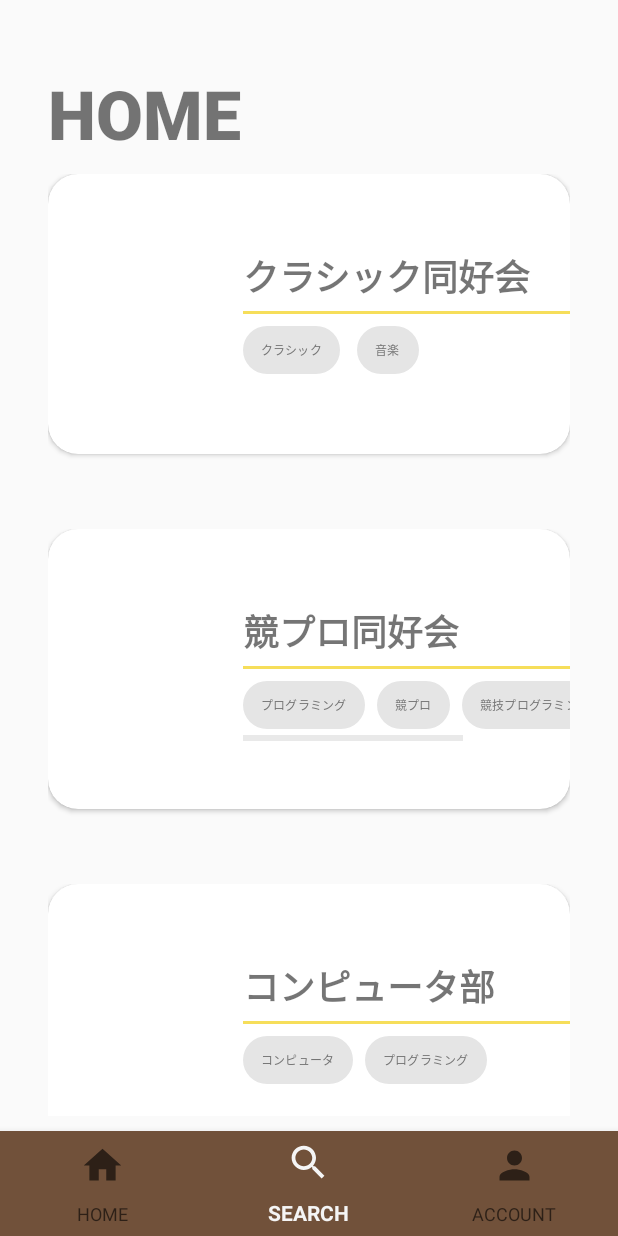
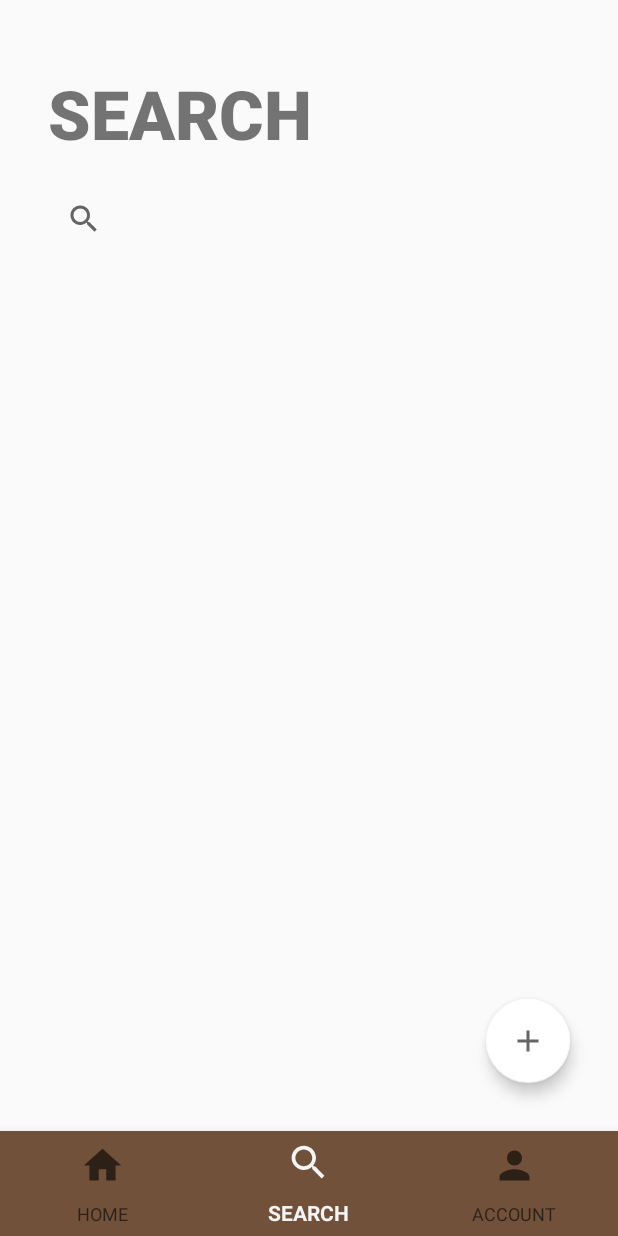
Before and after one commit to seikonta/bullChat, an Android app: the screen it shows after launch (MainActivity), item 2 of the bottom bar chosen, on a phone screen of 412 x 824 dp. Run offline under Robolectric (Android 15) with nearby library versions, the phone set to English and light mode, and no system bars; our stand-ins replace Firebase (no records; nobody signed in at launch, a user with empty details on screens opened directly).

Commit message:
fragment

```diff
--- a/app/build.gradle
+++ b/app/build.gradle
@@ -4,6 +4,8 @@ plugins {
 
     id 'kotlin-android-extensions'
 }
+
+apply plugin: 'com.google.gms.google-services'
 
 android {
     compileSdkVersion 30
@@ -48,6 +50,10 @@ dependencies {
     // Fragment
     implementation "androidx.fragment:fragment-ktx:1.3.5"
 
+    implementation platform('com.google.firebase:firebase-bom:28.2.0')
+    implementation 'com.google.firebase:firebase-analytics-ktx'
+    implementation 'com.google.firebase:firebase-firestore-ktx'
+
     testImplementation 'junit:junit:4.+'
     androidTestImplementation 'androidx.test.ext:junit:1.1.2'
     androidTestImplementation 'androidx.test.espresso:espresso-core:3.3.0'
--- a/app/src/main/AndroidManifest.xml
+++ b/app/src/main/AndroidManifest.xml
@@ -16,6 +16,7 @@
                 <category android:name="android.intent.category.LAUNCHER" />
             </intent-filter>
         </activity>
+        <activity android:name=".CreateGroupActivity"></activity>
     </application>
 
 </manifest>
--- a/app/src/main/java/app/dev/kon/bullchat/Group.kt
+++ b/app/src/main/java/app/dev/kon/bullchat/Group.kt
@@ -2,5 +2,6 @@ package app.dev.kon.bullchat
 
 data class Group (
     var name: String,
+    var introduction: String,
     var tags: List<String>
     )
--- a/app/src/main/java/app/dev/kon/bullchat/GroupListFragment.kt
+++ b/app/src/main/java/app/dev/kon/bullchat/GroupListFragment.kt
@@ -21,14 +21,14 @@ class GroupListFragment : Fragment() {
 
     override fun onViewCreated(view: View, savedInstanceState: Bundle?) {
         super.onViewCreated(view, savedInstanceState)
-        groups.addAll(
-            listOf<Group>(
-                Group("クラシック同好会", listOf("クラシック", "音楽")),
-                Group("競プロ同好会", listOf("プログラミング", "競プロ", "競技プログラミング", "コンピュータ")),
-                Group("コンピュータ部", listOf("コンピュータ", "プログラミング")),
-                Group("クイズ研究会", listOf("早押し", "クイズ", "早押しクイズ", "同好会"))
-            )
-        )
+//        groups.addAll(
+//            listOf<Group>(
+//                Group("クラシック同好会", listOf("クラシック", "音楽")),
+//                Group("競プロ同好会", listOf("プログラミング", "競プロ", "競技プログラミング", "コンピュータ")),
+//                Group("コンピュータ部", listOf("コンピュータ", "プログラミング")),
+//                Group("クイズ研究会", listOf("早押し", "クイズ", "早押しクイズ", "同好会"))
+//            )
+//        )
 
         val adapter = GroupListAdapter(groups, requireActivity())
 
--- a/app/src/main/java/app/dev/kon/bullchat/MainActivity.kt
+++ b/app/src/main/java/app/dev/kon/bullchat/MainActivity.kt
@@ -6,10 +6,14 @@ import android.view.View
 import androidx.fragment.app.Fragment
 import androidx.recyclerview.widget.LinearLayoutManager
 import com.google.android.material.bottomnavigation.BottomNavigationView
+import com.google.firebase.firestore.FirebaseFirestore
+import com.google.firebase.firestore.ktx.firestore
+import com.google.firebase.ktx.Firebase
 import kotlinx.android.synthetic.main.activity_main.*
 import kotlinx.android.synthetic.main.fragment_group_list.*
 
 class MainActivity : AppCompatActivity() {
+    val db = FirebaseFirestore.getInstance()
 
     override fun onCreate(savedInstanceState: Bundle?) {
         super.onCreate(savedInstanceState)
@@ -19,24 +23,31 @@ class MainActivity : AppCompatActivity() {
             true
         }
 
-        val firstFragment = GroupListFragment()
+        val homeFragment = GroupListFragment()
+        val searchFragment = SearchFragment()
 
-        BottomNavigationView.OnNavigationItemSelectedListener { item ->
+        val listner = BottomNavigationView.OnNavigationItemSelectedListener { item ->
             when(item.itemId) {
                 R.id.nav_home -> {
-                    replaceFragment(firstFragment)
+                    replaceFragment(homeFragment)
+                    true
+                }
+                R.id.nav_search -> {
+                    replaceFragment(searchFragment)
                     true
                 }
                 else -> false
             }
         }
 
+        HomeBottomNavigationView.setOnNavigationItemSelectedListener(listner)
+
     }
 
     fun replaceFragment(fragemnt: Fragment) {
         val fragmentMangaer = supportFragmentManager
         val fragmentTransaction = fragmentMangaer.beginTransaction()
-        fragmentTransaction.replace(R.id.container, fragemnt)
+        fragmentTransaction.replace(R.id.fragmentContainerView, fragemnt)
         fragmentTransaction.commit()
     }
 }
--- a/app/src/main/java/app/dev/kon/bullchat/SearchFragment.kt
+++ b/app/src/main/java/app/dev/kon/bullchat/SearchFragment.kt
@@ -1,22 +1,31 @@
 package app.dev.kon.bullchat
 
+import android.content.Intent
 import android.os.Bundle
 import android.view.LayoutInflater
 import android.view.View
 import android.view.ViewGroup
 import androidx.fragment.app.Fragment
+import kotlinx.android.synthetic.*
+import kotlinx.android.synthetic.main.activity_create_group.*
+import kotlinx.android.synthetic.main.fragment_search.*
 
 class SearchFragment: Fragment() {
 
-    override fun onCreate(
+    override fun onCreateView(
         inflater: LayoutInflater,
         contaier: ViewGroup?,
-        savedInstanceState: Bundle?)
-    : View? {
-        return inflater.inflate(R.layout.activity_search, contaier, false)
+        savedInstanceState: Bundle?
+    ) : View? {
+        return inflater.inflate(R.layout.fragment_search, contaier, false)
     }
 
     override fun onViewCreated(view: View, savedInstanceState: Bundle?) {
         super.onViewCreated(view, savedInstanceState)
+
+        SearchAddButton.setOnClickListener {
+            var intent = Intent(activity, CreateGroupActivity::class.java)
+            startActivity(intent)
+        }
     }
 }
--- /dev/null
+++ b/app/src/main/res/layout/fragment_search.xml
@@ -0,0 +1,57 @@
+<?xml version="1.0" encoding="utf-8"?>
+<androidx.constraintlayout.widget.ConstraintLayout
+    xmlns:android="http://schemas.android.com/apk/res/android"
+    xmlns:app="http://schemas.android.com/apk/res-auto"
+    xmlns:tools="http://schemas.android.com/tools"
+    android:layout_width="match_parent"
+    android:layout_height="match_parent">
+
+    <TextView
+        android:id="@+id/SearchTitleTextView"
+        android:layout_width="0dp"
+        android:layout_height="wrap_content"
+        android:layout_marginStart="32dp"
+        android:layout_marginTop="45dp"
+        android:layout_marginEnd="32dp"
+        android:fontFamily="sans-serif-black"
+        android:text="SEARCH"
+        android:textSize="45sp"
+        app:layout_constraintEnd_toEndOf="parent"
+        app:layout_constraintStart_toStartOf="parent"
+        app:layout_constraintTop_toTopOf="parent" />
+
+    <SearchView
+        android:id="@+id/SearchGroupView"
+        android:layout_width="0dp"
+        android:layout_height="wrap_content"
+        android:layout_marginTop="16dp"
+        app:layout_constraintEnd_toEndOf="@+id/SearchTitleTextView"
+        app:layout_constraintStart_toStartOf="@+id/SearchTitleTextView"
+        app:layout_constraintTop_toBottomOf="@+id/SearchTitleTextView" />
+
+    <androidx.recyclerview.widget.RecyclerView
+        android:id="@+id/SearchRecyclerView"
+        android:layout_width="0dp"
+        android:layout_height="0dp"
+        android:layout_marginStart="32dp"
+        android:layout_marginTop="16dp"
+        android:layout_marginEnd="32dp"
+        app:layout_constraintBottom_toBottomOf="parent"
+        app:layout_constraintEnd_toEndOf="parent"
+        app:layout_constraintStart_toStartOf="parent"
+        app:layout_constraintTop_toBottomOf="@+id/SearchGroupView" />
+
+    <com.google.android.material.floatingactionbutton.FloatingActionButton
+        android:id="@+id/SearchAddButton"
+        android:layout_width="wrap_content"
+        android:layout_height="wrap_content"
+        android:layout_marginEnd="32dp"
+        android:layout_marginBottom="32dp"
+        android:clickable="true"
+        app:backgroundTint="@color/white"
+        app:fabSize="normal"
+        app:layout_constraintBottom_toBottomOf="@+id/SearchRecyclerView"
+        app:layout_constraintEnd_toEndOf="parent"
+        app:srcCompat="@drawable/outline_add_24" />
+
+</androidx.constraintlayout.widget.ConstraintLayout>
--- a/build.gradle
+++ b/build.gradle
@@ -8,6 +8,8 @@ buildscript {
     dependencies {
         classpath "com.android.tools.build:gradle:4.1.1"
         classpath "org.jetbrains.kotlin:kotlin-gradle-plugin:$kotlin_version"
+
+        classpath 'com.google.gms:google-services:4.3.8'
 
         // NOTE: Do not place your application dependencies here; they belong
         // in the individual module build.gradle files
```
Also changed, not shown: app/src/main/java/app/dev/kon/bullchat/CreateGroupActivity.kt (added, +40 -0 lines), app/src/main/res/layout/activity_create_group.xml (+14 -10 lines), 1 other file.
